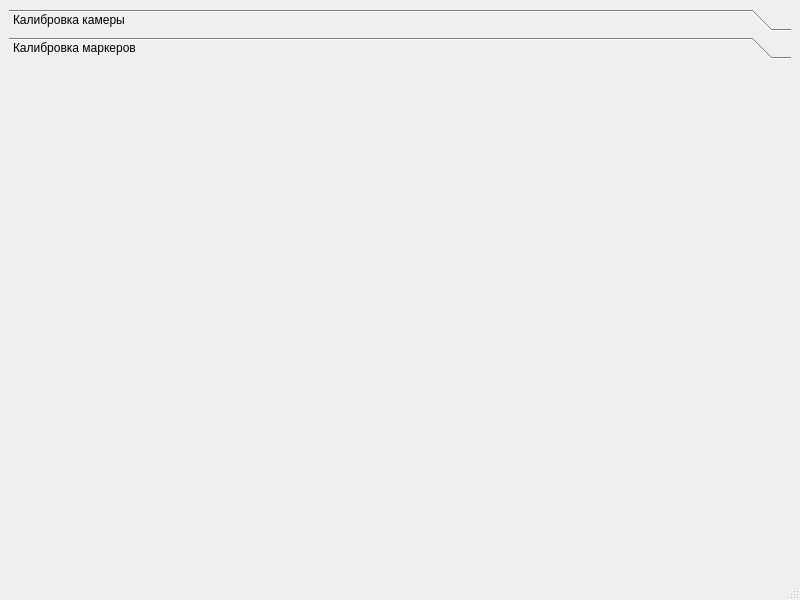
First picture: the form in mainwindow.ui, repository layxproud/QCameraCalibrator, before the edit.
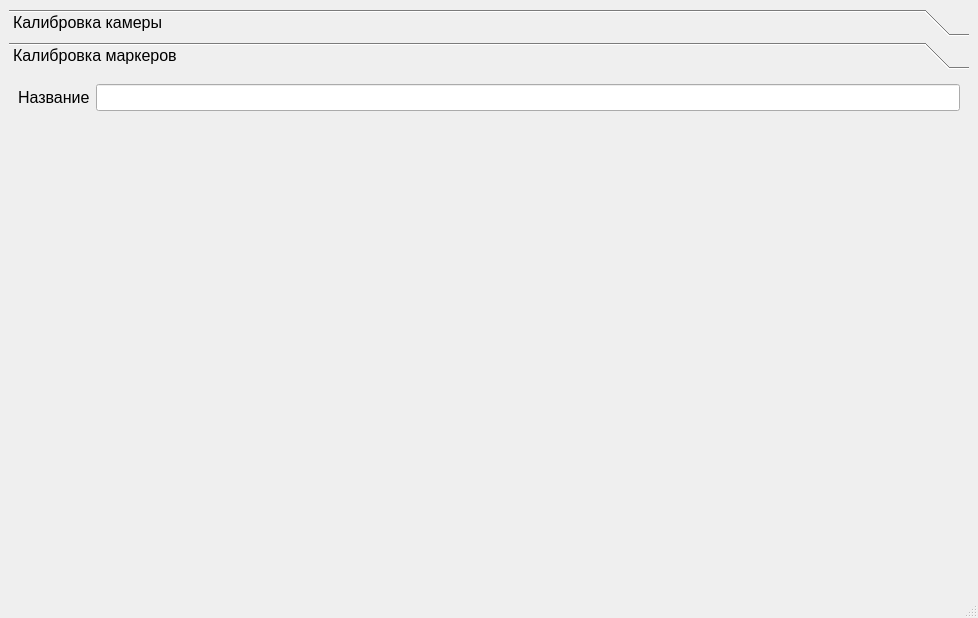
Second picture: the form after the edit. The open tabs and pages were chosen to show the change.

```diff
--- a/mainwindow.ui
+++ b/mainwindow.ui
@@ -6,10 +6,15 @@
    <rect>
     <x>0</x>
     <y>0</y>
-    <width>800</width>
-    <height>600</height>
+    <width>978</width>
+    <height>618</height>
    </rect>
   </property>
+  <property name="font">
+   <font>
+    <pointsize>12</pointsize>
+   </font>
+  </property>
   <property name="windowTitle">
    <string>MainWindow</string>
   </property>
@@ -57,13 +62,42 @@
         <rect>
          <x>0</x>
          <y>0</y>
-         <width>774</width>
-         <height>479</height>
+         <width>952</width>
+         <height>478</height>
         </rect>
        </property>
        <attribute name="label">
         <string>Калибровка маркеров</string>
        </attribute>
+       <layout class="QVBoxLayout" name="verticalLayout_2">
+        <item>
+         <layout class="QHBoxLayout" name="horizontalLayout_2">
+          <item>
+           <widget class="QLabel" name="nameLabel">
+            <property name="text">
+             <string>Название</string>
+            </property>
+           </widget>
+          </item>
+          <item>
+           <widget class="QLineEdit" name="nameInput"/>
+          </item>
+         </layout>
+        </item>
+        <item>
+         <spacer name="verticalSpacer">
+          <property name="orientation">
+           <enum>Qt::Vertical</enum>
+          </property>
+          <property name="sizeHint" stdset="0">
+           <size>
+            <width>20</width>
+            <height>40</height>
+           </size>
+          </property>
+         </spacer>
+        </item>
+       </layout>
       </widget>
      </widget>
     </item>
```
Left out of the diff: 24 changed lines with no effect on the pictures.
